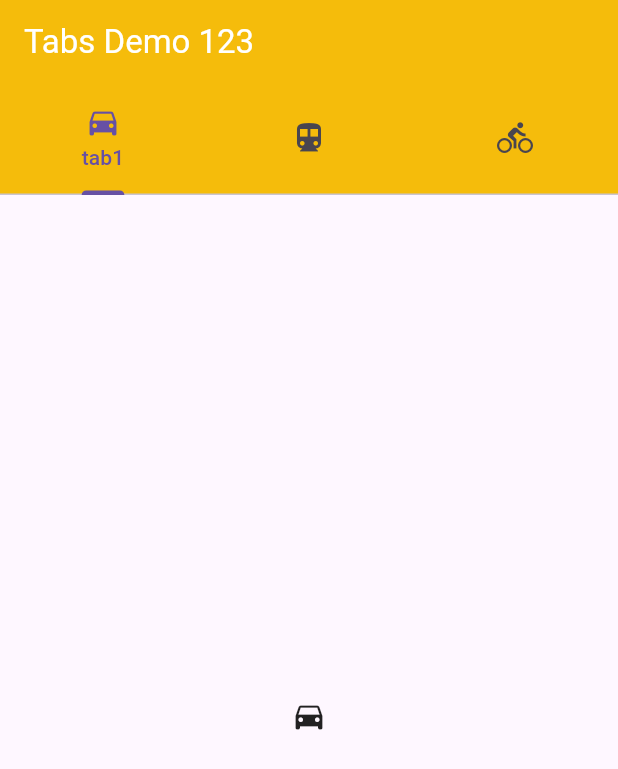
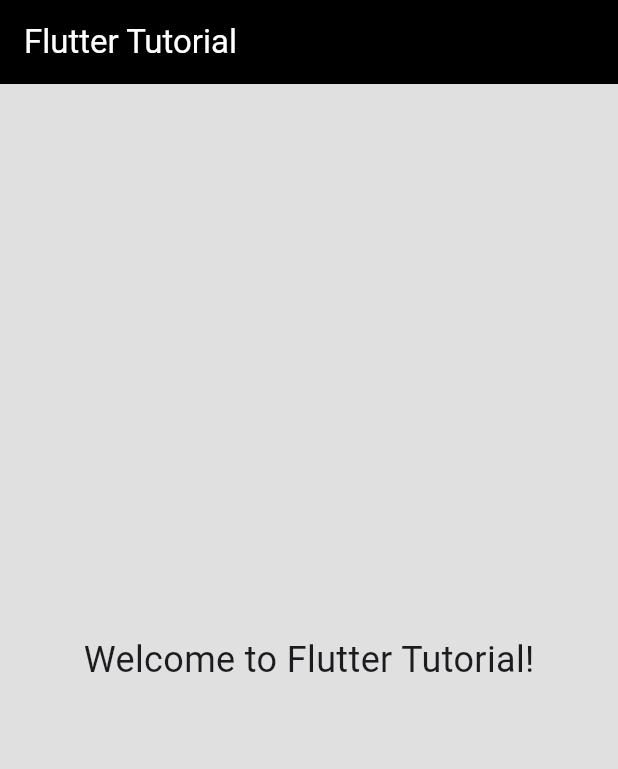
Before and after one commit to shanakasp/Flutter, a Flutter app: the screen it shows after launch, on a phone screen of 412 x 824 dp. Shown: the top 769 px of the screen. Run offline on Flutter 3.47's test engine with Material 3 defaults, Android fonts, the phone set to English and light mode, and no system bars.

Commit message:
modified main.dart in lib

```diff
--- a/flutter_application_2/lib/main.dart
+++ b/flutter_application_2/lib/main.dart
@@ -1,46 +1,29 @@
 import 'package:flutter/material.dart';
 
 void main() {
-  runApp(const TabBarDemo());
+  runApp(FlutterTutorialApp());
 }
 
-class TabBarDemo extends StatelessWidget {
-  const TabBarDemo({Key? key});
-
+class FlutterTutorialApp extends StatelessWidget {
   @override
   Widget build(BuildContext context) {
     return MaterialApp(
       debugShowCheckedModeBanner: false,
-      home: DefaultTabController(
-        length: 3,
-        child: Scaffold(
-          appBar: AppBar(
-            backgroundColor:
-                Colors.amberAccent[400], // Set the background color
-            bottom: const TabBar(
-              tabs: [
-                Tab(
-                  icon: Icon(Icons.directions_car),
-                  text: 'tab1',
-                ),
-                Tab(icon: Icon(Icons.directions_transit)),
-                Tab(icon: Icon(Icons.directions_bike)),
-              ],
+      home: Scaffold(
+        appBar: AppBar(
+          backgroundColor: Colors.black,
+          title: Text(
+            'Flutter Tutorial',
+            style: TextStyle(color: Colors.white),
+          ),
+        ),
+        body: Container(
+          color: Colors.grey[300],
+          child: Center(
+            child: Text(
+              'Welcome to Flutter Tutorial!',
+              style: TextStyle(fontSize: 24),
             ),
-            elevation: 2, // Set the elevation
-            title: const Text(
-              'Tabs Demo 123',
-              style: TextStyle(
-                color: Colors.white, // Set the text color
-              ),
-            ),
-          ),
-          body: const TabBarView(
-            children: [
-              Icon(Icons.directions_car),
-              Icon(Icons.directions_transit),
-              Icon(Icons.directions_bike),
-            ],
           ),
         ),
       ),
```
